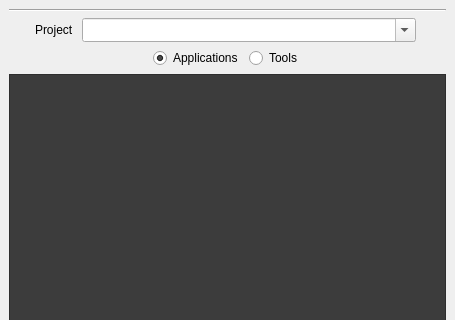
Above: standalone/python/launcher/control_chaos_launcher.ui from mrmcdog23/controlChaos before the change; both pictures show x 0 to 455 and y 0 to 320 of the 455 by 526 pixel window. Below: the same form after it.
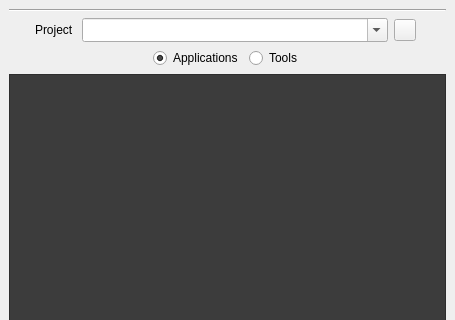
That is the form after the change.

```diff
--- a/standalone/python/launcher/control_chaos_launcher.ui
+++ b/standalone/python/launcher/control_chaos_launcher.ui
@@ -258,6 +258,28 @@
         </property>
        </widget>
       </item>
+      <item>
+       <widget class="QPushButton" name="btn_refresh">
+        <property name="minimumSize">
+         <size>
+          <width>22</width>
+          <height>22</height>
+         </size>
+        </property>
+        <property name="maximumSize">
+         <size>
+          <width>22</width>
+          <height>22</height>
+         </size>
+        </property>
+        <property name="styleSheet">
+         <string notr="true"/>
+        </property>
+        <property name="text">
+         <string/>
+        </property>
+       </widget>
+      </item>
       <item>
        <widget class="QLabel" name="lbl_project_type">
         <property name="minimumSize">
```
